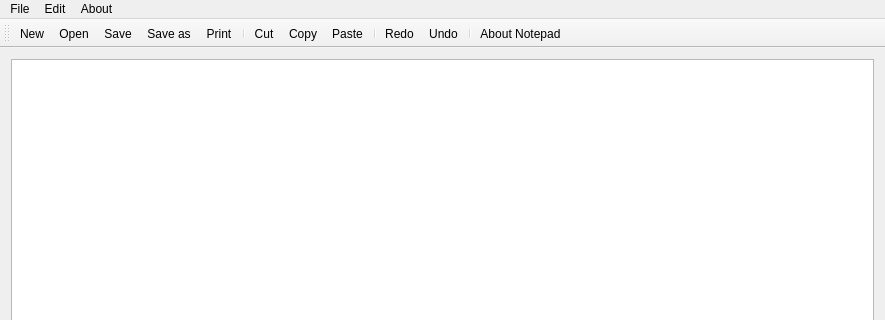
ansahkelvin/source-codes, file notepad.ui: the form before one commit; both pictures show x 0 to 885 and y 0 to 320 of the 885 by 525 pixel window.
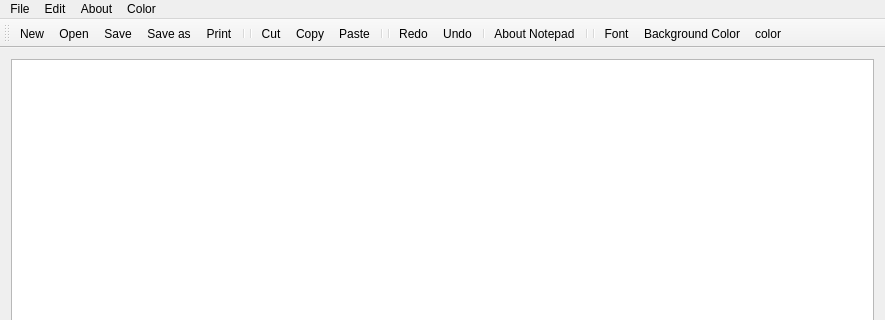
The form after the commit. Icons and pictures are not drawn.

```diff
--- a/notepad.ui
+++ b/notepad.ui
@@ -57,9 +57,17 @@
     </property>
     <addaction name="actionAbout_Notepad"/>
    </widget>
+   <widget class="QMenu" name="menuColor">
+    <property name="title">
+     <string>Color</string>
+    </property>
+    <addaction name="actionBackground_Color"/>
+    <addaction name="actionColor"/>
+   </widget>
    <addaction name="menuFile"/>
    <addaction name="menuEdit"/>
    <addaction name="menuAbout"/>
+   <addaction name="menuColor"/>
   </widget>
   <widget class="QToolBar" name="mainToolBar">
    <attribute name="toolBarArea">
@@ -74,14 +82,21 @@
    <addaction name="actionSave_as"/>
    <addaction name="actionPrint"/>
    <addaction name="separator"/>
+   <addaction name="separator"/>
    <addaction name="actionCut"/>
    <addaction name="actionCopy"/>
    <addaction name="actionPaste"/>
    <addaction name="separator"/>
+   <addaction name="separator"/>
    <addaction name="actionRedo"/>
    <addaction name="actionUndo"/>
    <addaction name="separator"/>
    <addaction name="actionAbout_Notepad"/>
+   <addaction name="separator"/>
+   <addaction name="separator"/>
+   <addaction name="actionFont"/>
+   <addaction name="actionBackground_Color"/>
+   <addaction name="actionColor"/>
   </widget>
   <widget class="QStatusBar" name="statusBar"/>
   <action name="actionNew">
@@ -183,6 +198,33 @@
     <string>About Notepad</string>
    </property>
   </action>
+  <action name="actionFont">
+   <property name="icon">
+    <iconset resource="second.qrc">
+     <normaloff>:/newoi/img/fonte.png</normaloff>:/newoi/img/fonte.png</iconset>
+   </property>
+   <property name="text">
+    <string>Font</string>
+   </property>
+  </action>
+  <action name="actionBackground_Color">
+   <property name="icon">
+    <iconset resource="second.qrc">
+     <normaloff>:/newoi/img/color.png</normaloff>:/newoi/img/color.png</iconset>
+   </property>
+   <property name="text">
+    <string>Background Color</string>
+   </property>
+  </action>
+  <action name="actionColor">
+   <property name="icon">
+    <iconset resource="second.qrc">
+     <normaloff>:/newoi/img/color_line.png</normaloff>:/newoi/img/color_line.png</iconset>
+   </property>
+   <property name="text">
+    <string>color</string>
+   </property>
+  </action>
  </widget>
  <layoutdefault spacing="6" margin="11"/>
  <resources>
```
Left out of the diff: 43 changed lines with no effect on the pictures.
